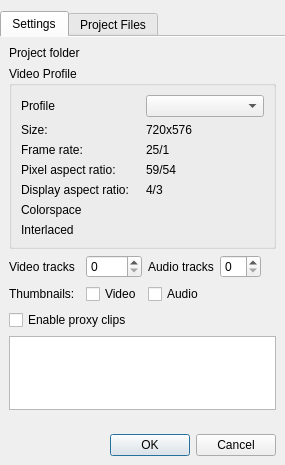
This is src/widgets/projectsettings_ui.ui in KDE/kdenlive as Qt 5 draws it before an edit. The edited form follows.
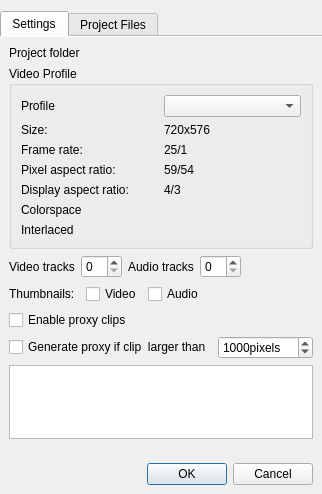
This is the edited form. Custom widgets are drawn as their Qt base class.

Commit message: Check clips property before launching proxy creation so that we only proxy the HD clips

The edit to the form file:
```diff
--- a/src/widgets/projectsettings_ui.ui
+++ b/src/widgets/projectsettings_ui.ui
@@ -6,8 +6,8 @@
    <rect>
     <x>0</x>
     <y>0</y>
-    <width>285</width>
-    <height>433</height>
+    <width>321</width>
+    <height>462</height>
    </rect>
   </property>
   <property name="windowTitle">
@@ -57,7 +57,7 @@
       <attribute name="title">
        <string>Settings</string>
       </attribute>
-      <layout class="QGridLayout" name="gridLayout_2">
+      <layout class="QGridLayout" name="gridLayout_6">
        <item row="0" column="0">
         <widget class="QLabel" name="label_4">
          <property name="text">
@@ -65,10 +65,10 @@
          </property>
         </widget>
        </item>
-       <item row="0" column="1" colspan="4">
+       <item row="0" column="1" colspan="3">
         <widget class="KUrlRequester" name="project_folder"/>
        </item>
-       <item row="1" column="0" colspan="6">
+       <item row="1" column="0" colspan="4">
         <widget class="QGroupBox" name="properties">
          <property name="title">
           <string>Video Profile</string>
@@ -164,27 +164,29 @@
          </layout>
         </widget>
        </item>
-       <item row="2" column="0">
+       <item row="2" column="0" colspan="4">
+        <layout class="QHBoxLayout" name="horizontalLayout_2">
+         <item>
         <widget class="QLabel" name="label_7">
          <property name="text">
           <string>Video tracks</string>
          </property>
         </widget>
        </item>
-       <item row="2" column="1">
+         <item>
         <widget class="QSpinBox" name="video_tracks"/>
        </item>
-       <item row="2" column="2" colspan="2">
+         <item>
         <widget class="QLabel" name="label_8">
          <property name="text">
           <string>Audio tracks</string>
          </property>
         </widget>
        </item>
-       <item row="2" column="4">
+         <item>
         <widget class="QSpinBox" name="audio_tracks"/>
        </item>
-       <item row="2" column="5">
+         <item>
         <spacer name="horizontalSpacer_2">
          <property name="orientation">
           <enum>Qt::Horizontal</enum>
@@ -197,6 +199,8 @@
          </property>
         </spacer>
        </item>
+        </layout>
+       </item>
        <item row="3" column="0">
         <widget class="QLabel" name="label_2">
          <property name="text">
@@ -218,7 +222,7 @@
          </property>
         </widget>
        </item>
-       <item row="3" column="3" colspan="3">
+       <item row="3" column="3">
         <spacer name="horizontalSpacer">
          <property name="orientation">
           <enum>Qt::Horizontal</enum>
@@ -231,6 +235,51 @@
          </property>
         </spacer>
        </item>
+       <item row="4" column="0" colspan="4">
+        <widget class="QCheckBox" name="enable_proxy">
+         <property name="text">
+          <string>Enable proxy clips</string>
+         </property>
+        </widget>
+       </item>
+       <item row="5" column="0" colspan="4">
+        <widget class="QFrame" name="proxy_box">
+         <property name="frameShape">
+          <enum>QFrame::NoFrame</enum>
+         </property>
+         <property name="frameShadow">
+          <enum>QFrame::Raised</enum>
+         </property>
+         <layout class="QGridLayout" name="gridLayout_2">
+          <property name="margin">
+           <number>0</number>
+          </property>
+          <item row="0" column="0">
+           <widget class="QCheckBox" name="generate_proxy">
+            <property name="text">
+             <string>Generate proxy if clip  larger than</string>
+            </property>
+           </widget>
+          </item>
+          <item row="0" column="1">
+           <widget class="KIntSpinBox" name="proxy_minsize">
+            <property name="suffix">
+             <string>pixels</string>
+            </property>
+            <property name="maximum">
+             <number>10000</number>
+            </property>
+            <property name="value">
+             <number>1000</number>
+            </property>
+           </widget>
+          </item>
+          <item row="1" column="0" colspan="2">
+           <widget class="QTextEdit" name="proxy_params"/>
+          </item>
+         </layout>
+        </widget>
+       </item>
        <item row="6" column="0" colspan="2">
         <spacer name="verticalSpacer">
          <property name="orientation">
@@ -244,16 +293,6 @@
          </property>
         </spacer>
        </item>
-       <item row="4" column="0" colspan="5">
-        <widget class="QCheckBox" name="enable_proxy">
-         <property name="text">
-          <string>Enable proxy clips</string>
-         </property>
-        </widget>
-       </item>
-       <item row="5" column="0" colspan="6">
-        <widget class="QTextEdit" name="proxy_params"/>
-       </item>
       </layout>
      </widget>
      <widget class="QWidget" name="tab_2">
@@ -407,6 +446,11 @@
   </layout>
  </widget>
  <customwidgets>
+  <customwidget>
+   <class>KIntSpinBox</class>
+   <extends>QSpinBox</extends>
+   <header>knuminput.h</header>
+  </customwidget>
   <customwidget>
    <class>KUrlRequester</class>
    <extends>QFrame</extends>
```
Lines whose indentation alone changed are shown as unchanged. The commit also changes 6 other files.
